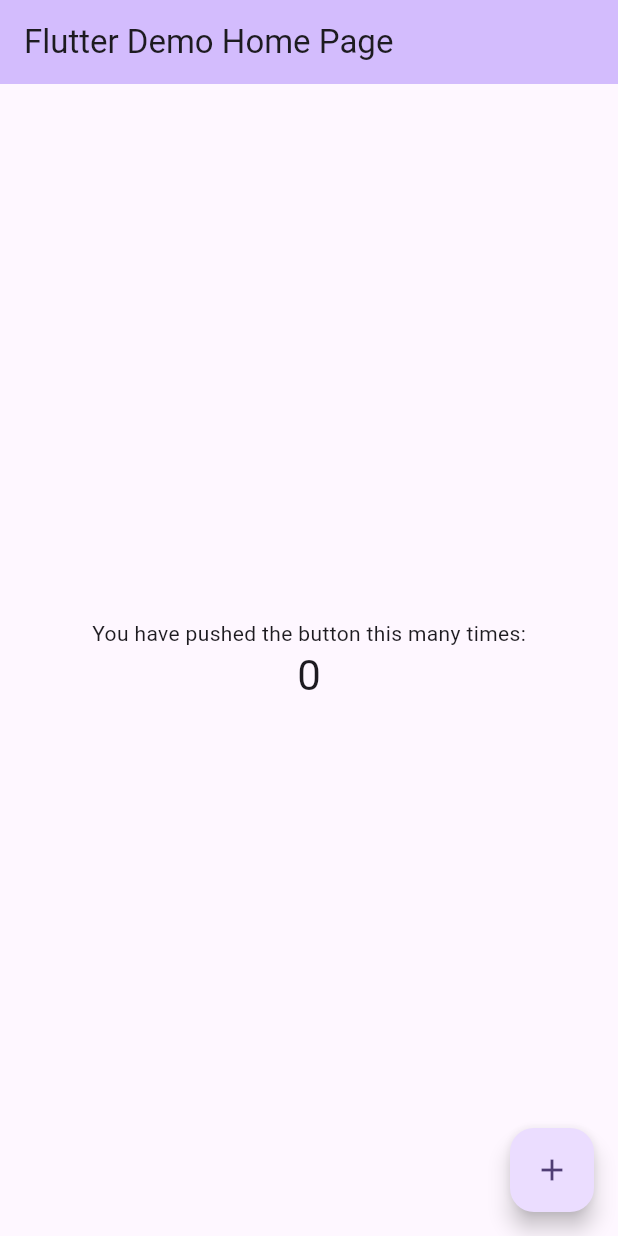
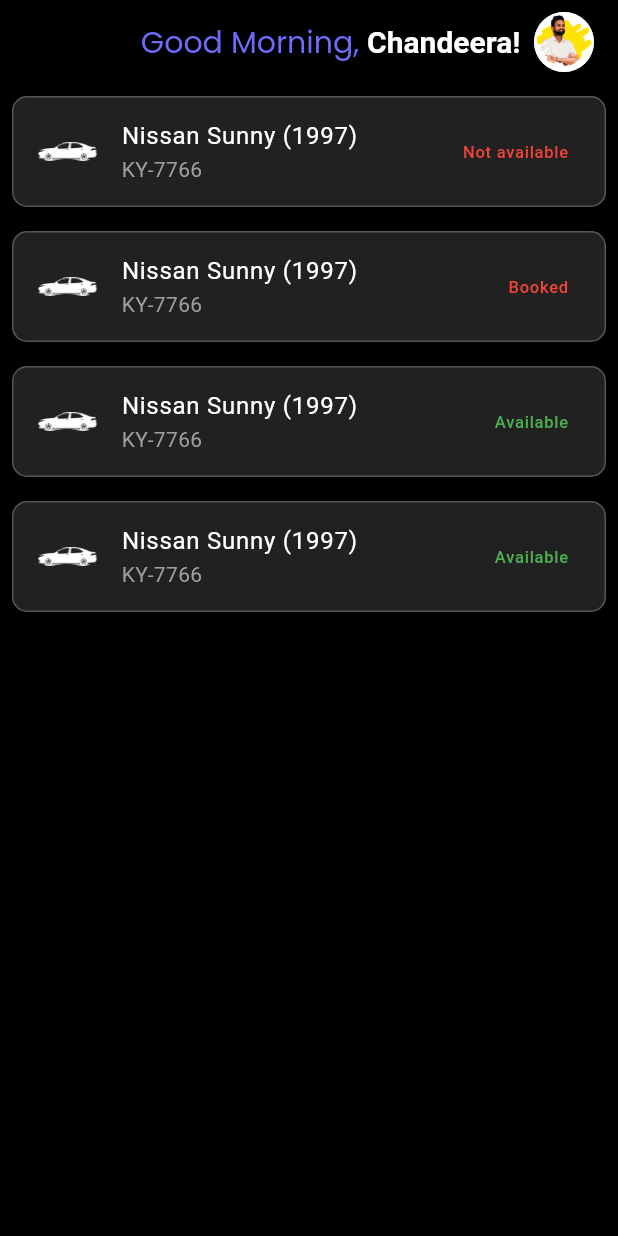
Before and after one commit to DriveOrbit/Driveorbit-App, a Flutter app: the screen it shows after launch, on a phone screen of 412 x 824 dp. Run offline on Flutter 3.47's test engine with Material 3 defaults, Android fonts, the phone set to English and light mode, and no system bars; our stand-ins replace google_fonts.

Commit message:
Created the app bar

```diff
--- a/lib/main.dart
+++ b/lib/main.dart
@@ -1,125 +1,23 @@
+import 'package:driveorbit_app/screen/dashboard/dashboard_driver_page.dart';
 import 'package:flutter/material.dart';
 
 void main() {
   runApp(const MyApp());
 }
 
-class MyApp extends StatelessWidget {
+class MyApp extends StatefulWidget {
   const MyApp({super.key});
 
-  // This widget is the root of your application.
+  @override
+  State<MyApp> createState() => _MyAppState();
+}
+
+class _MyAppState extends State<MyApp> {
   @override
   Widget build(BuildContext context) {
-    return MaterialApp(
-      title: 'Flutter Demo',
-      theme: ThemeData(
-        // This is the theme of your application.
-        //
-        // TRY THIS: Try running your application with "flutter run". You'll see
-        // the application has a purple toolbar. Then, without quitting the app,
-        // try changing the seedColor in the colorScheme below to Colors.green
-        // and then invoke "hot reload" (save your changes or press the "hot
-        // reload" button in a Flutter-supported IDE, or press "r" if you used
-        // the command line to start the app).
-        //
-        // Notice that the counter didn't reset back to zero; the application
-        // state is not lost during the reload. To reset the state, use hot
-        // restart instead.
-        //
-        // This works for code too, not just values: Most code changes can be
-        // tested with just a hot reload.
-        colorScheme: ColorScheme.fromSeed(seedColor: Colors.deepPurple),
-        useMaterial3: true,
-      ),
-      home: const MyHomePage(title: 'Flutter Demo Home Page'),
+    return const MaterialApp(
+      debugShowCheckedModeBanner: false,
+      home: HomePage(),
     );
   }
 }
-
-class MyHomePage extends StatefulWidget {
-  const MyHomePage({super.key, required this.title});
-
-  // This widget is the home page of your application. It is stateful, meaning
-  // that it has a State object (defined below) that contains fields that affect
-  // how it looks.
-
-  // This class is the configuration for the state. It holds the values (in this
-  // case the title) provided by the parent (in this case the App widget) and
-  // used by the build method of the State. Fields in a Widget subclass are
-  // always marked "final".
-
-  final String title;
-
-  @override
-  State<MyHomePage> createState() => _MyHomePageState();
-}
-
-class _MyHomePageState extends State<MyHomePage> {
-  int _counter = 0;
-
-  void _incrementCounter() {
-    setState(() {
-      // This call to setState tells the Flutter framework that something has
-      // changed in this State, which causes it to rerun the build method below
-      // so that the display can reflect the updated values. If we changed
-      // _counter without calling setState(), then the build method would not be
-      // called again, and so nothing would appear to happen.
-      _counter++;
-    });
-  }
-
-  @override
-  Widget build(BuildContext context) {
-    // This method is rerun every time setState is called, for instance as done
-    // by the _incrementCounter method above.
-    //
-    // The Flutter framework has been optimized to make rerunning build methods
-    // fast, so that you can just rebuild anything that needs updating rather
-    // than having to individually change instances of widgets.
-    return Scaffold(
-      appBar: AppBar(
-        // TRY THIS: Try changing the color here to a specific color (to
-        // Colors.amber, perhaps?) and trigger a hot reload to see the AppBar
-        // change color while the other colors stay the same.
-        backgroundColor: Theme.of(context).colorScheme.inversePrimary,
-        // Here we take the value from the MyHomePage object that was created by
-        // the App.build method, and use it to set our appbar title.
-        title: Text(widget.title),
-      ),
-      body: Center(
-        // Center is a layout widget. It takes a single child and positions it
-        // in the middle of the parent.
-        child: Column(
-          // Column is also a layout widget. It takes a list of children and
-          // arranges them vertically. By default, it sizes itself to fit its
-          // children horizontally, and tries to be as tall as its parent.
-          //
-          // Column has various properties to control how it sizes itself and
-          // how it positions its children. Here we use mainAxisAlignment to
-          // center the children vertically; the main axis here is the vertical
-          // axis because Columns are vertical (the cross axis would be
-          // horizontal).
-          //
-          // TRY THIS: Invoke "debug painting" (choose the "Toggle Debug Paint"
-          // action in the IDE, or press "p" in the console), to see the
-          // wireframe for each widget.
-          mainAxisAlignment: MainAxisAlignment.center,
-          children: <Widget>[
-            const Text(
-              'You have pushed the button this many times:',
-            ),
-            Text(
-              '$_counter',
-              style: Theme.of(context).textTheme.headlineMedium,
-            ),
-          ],
-        ),
-      ),
-      floatingActionButton: FloatingActionButton(
-        onPressed: _incrementCounter,
-        tooltip: 'Increment',
-        child: const Icon(Icons.add),
-      ), // This trailing comma makes auto-formatting nicer for build methods.
-    );
-  }
-}
--- /dev/null
+++ b/lib/screen/dashboard/dashboard_driver_page.dart
@@ -0,0 +1,86 @@
+import 'package:flutter/material.dart';
+import 'package:google_fonts/google_fonts.dart';
+
+class HomePage extends StatefulWidget {
+  const HomePage({super.key});
+
+  @override
+  State<HomePage> createState() => _HomePageState();
+}
+
+class _HomePageState extends State<HomePage> {
+  @override
+  Widget build(BuildContext context) {
+    return Scaffold(
+      appBar: AppBar(
+        title: Row(
+          mainAxisAlignment: MainAxisAlignment.end,
+          children: <Widget>[
+            RichText(
+              text: TextSpan(
+                children: <TextSpan>[
+                  TextSpan(
+                      text: 'Good Morning, ',
+                      style: GoogleFonts.poppins(
+                          color: Color(0xFF6D6BF8), fontSize: 20.0)),
+                  const TextSpan(
+                      text: 'Chandeera!',
+                      style: TextStyle(
+                          color: Colors.white,
+                          fontWeight: FontWeight.bold,
+                          fontSize: 20.0)),
+                ],
+              ),
+            ),
+            const SizedBox(width: 9),
+            const CircleAvatar(
+              backgroundImage: AssetImage('assets/IMG-20241116-WA0044.jpg'),
+            ),
+          ],
+        ),
+        backgroundColor: Colors.black,
+      ),
+      body: ListView(
+        children: <Widget>[
+          vehicleListItem('Nissan Sunny (1997)', 'KY-7766', 'assets/illust.png',
+              'Not available'),
+          vehicleListItem(
+              'Nissan Sunny (1997)', 'KY-7766', 'assets/illust.png', 'Booked'),
+          vehicleListItem('Nissan Sunny (1997)', 'KY-7766', 'assets/illust.png',
+              'Available'),
+          vehicleListItem('Nissan Sunny (1997)', 'KY-7766', 'assets/illust.png',
+              'Available'),
+        ],
+      ),
+      backgroundColor: Colors.black,
+    );
+  }
+
+  Widget vehicleListItem(
+      String model, String plate, String iconPath, String status) {
+    return Container(
+      margin: const EdgeInsets.all(8.0),
+      decoration: BoxDecoration(
+        color: Colors.grey[900],
+        border: Border.all(color: Colors.white24),
+        borderRadius: BorderRadius.circular(10),
+        boxShadow: [
+          BoxShadow(
+            color: Colors.black.withOpacity(0.5),
+            spreadRadius: 1,
+            blurRadius: 3,
+            offset: Offset(0, 2),
+          ),
+        ],
+      ),
+      child: ListTile(
+        leading: Image.asset(iconPath, width: 40),
+        title: Text(model, style: TextStyle(color: Colors.white)),
+        subtitle: Text(plate, style: TextStyle(color: Colors.grey)),
+        trailing: Text(status,
+            style: TextStyle(
+                color: status == 'Available' ? Colors.green : Colors.red)),
+      ),
+    );
+  }
+}
```
Also changed, not shown: pubspec.yaml (+4 -4 lines), assets/IMG-20241116-WA0044.jpg (added), assets/illust.png (added), pubspec.lock, 10 other files.
